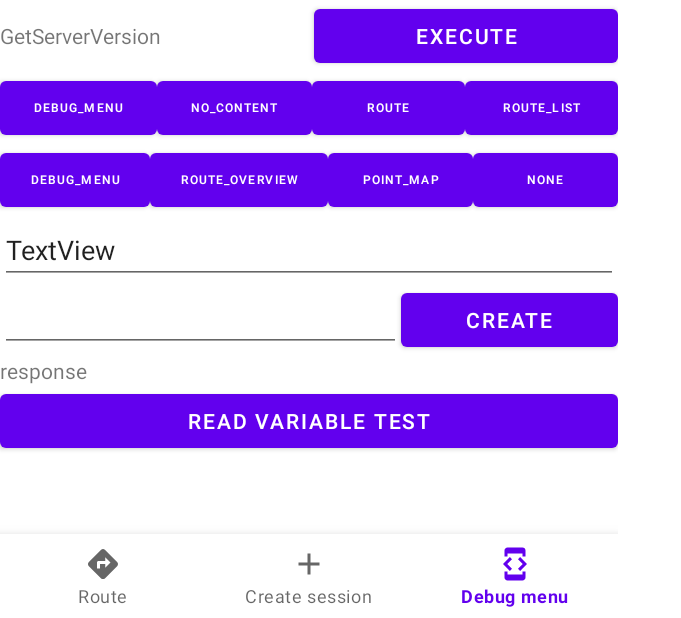
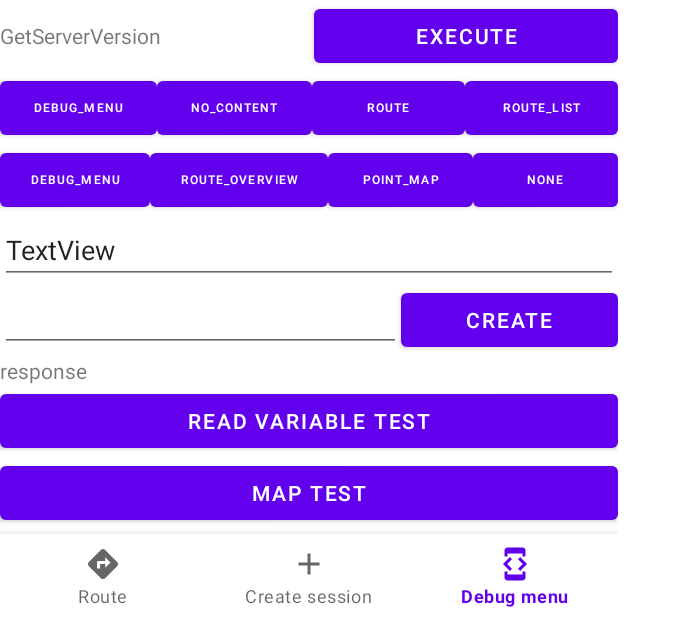
Before and after one commit to MS-kadai/tracker-android, an Android app: the screen it shows after launch (MainActivity), item 3 of the bottom bar chosen, on a phone screen of 824 x 412 dp (held sideways). Shown: the whole screen, without its empty margins (0-681 px from the left). Run offline under Robolectric (Android 15) with nearby library versions, the phone set to English and light mode, and no system bars.

Commit message:
ポイント一覧からマップ呼べるようになった（なんかクラッシュする）

```diff
--- a/app/src/main/java/one/nem/tracker_kadai/ClientConfigs.java
+++ b/app/src/main/java/one/nem/tracker_kadai/ClientConfigs.java
@@ -14,6 +14,10 @@ public class ClientConfigs extends Application {
 
     public String target_uuid;
 
+    public String selected_point_coordinate;
+
+    public int selected_point_id;
+
     @Override
     public void onCreate() {
         super.onCreate();
--- a/app/src/main/java/one/nem/tracker_kadai/debug_menu.java
+++ b/app/src/main/java/one/nem/tracker_kadai/debug_menu.java
@@ -179,6 +179,15 @@ public class debug_menu extends Fragment {
             ClientConfigs clientConfigs = (ClientConfigs) getActivity().getApplication();
             Log.d("DEBUG",clientConfigs.target_url);
         });
+
+        //マップのテストするやつ
+        Button debug_map_test = view.findViewById(R.id.debug_button_map_test);
+        debug_map_test.setOnClickListener(v -> {
+            changeRightFrame(new point_map());
+
+            ClientConfigs clientConfigs = (ClientConfigs) getActivity().getApplication();
+            clientConfigs.selected_point_coordinate = "35.087463217560575, 137.15620238263986";
+        });
         return view;
     }
 
--- a/app/src/main/java/one/nem/tracker_kadai/route_overview.java
+++ b/app/src/main/java/one/nem/tracker_kadai/route_overview.java
@@ -98,7 +98,10 @@ public class route_overview extends Fragment {
                             RecyclerView route_overview_recyclerView = view.findViewById(R.id.route_overview_recyclerView);
                             RecyclerView.LayoutManager layoutManager = new LinearLayoutManager(requireContext());
                             route_overview_recyclerView.setLayoutManager(layoutManager);
-                            RecyclerView.Adapter<PointListAdapter.PointListViewHolder> pointListAdapter = new PointListAdapter(pointNameList, pointCoordinateList, pointIdListStr);
+                            RecyclerView.Adapter<PointListAdapter.PointListViewHolder> pointListAdapter = new PointListAdapter(pointNameList, pointCoordinateList, pointIdListStr, item -> {
+                                //ここにクリック時の処理を書く
+                                //とりあえずいま何もしなくても問題ないので後回し
+                            });
                             route_overview_recyclerView.setAdapter(pointListAdapter);
                         }
                     });
--- /dev/null
+++ b/app/src/main/java/one/nem/tracker_kadai/selectPointInterface.java
@@ -0,0 +1,5 @@
+package one.nem.tracker_kadai;
+
+public interface selectPointInterface {
+    void onSelect(String item);
+}
--- a/app/src/main/res/layout/fragment_debug_menu.xml
+++ b/app/src/main/res/layout/fragment_debug_menu.xml
@@ -155,6 +155,12 @@
             android:layout_height="wrap_content"
             android:text="read variable test" />
 
+        <Button
+            android:id="@+id/debug_button_map_test"
+            android:layout_width="match_parent"
+            android:layout_height="wrap_content"
+            android:text="Map test" />
+
     </LinearLayout>
 
 </FrameLayout>
--- a/app/src/main/res/layout/fragment_point_overview.xml
+++ b/app/src/main/res/layout/fragment_point_overview.xml
@@ -16,10 +16,6 @@
             android:layout_height="wrap_content"
             android:text="TextView" />
 
-        <com.google.android.gms.maps.MapView
-            android:id="@+id/mapView"
-            android:layout_width="wrap_content"
-            android:layout_height="wrap_content" />
     </LinearLayout>
 
 </FrameLayout>
```
Also changed, not shown: app/src/main/java/one/nem/tracker_kadai/PointListAdapter.java (+16 -3 lines), app/src/main/java/one/nem/tracker_kadai/point_map.java (+11 -3 lines), app/src/main/java/one/nem/tracker_kadai/route.java (+17 -5 lines).
